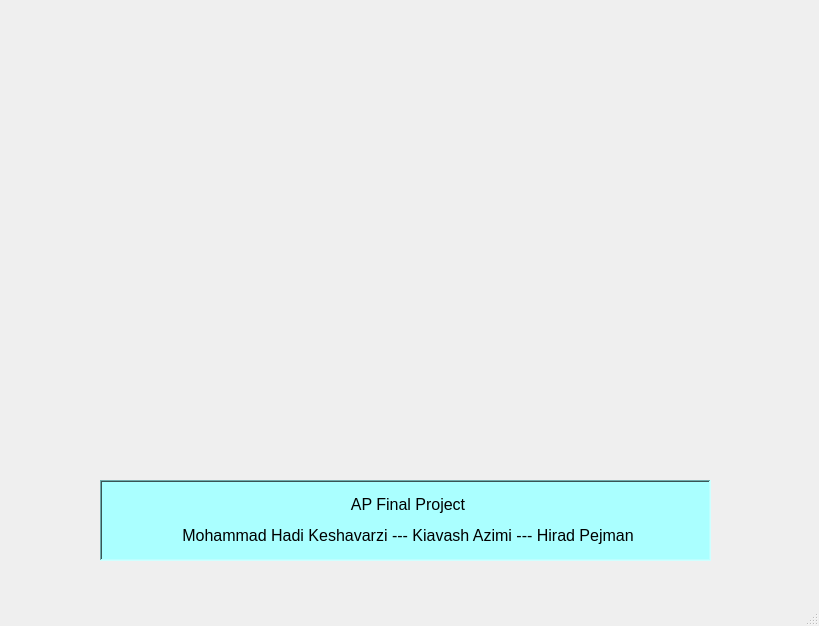
First picture: the form in mainForm.ui, repository mohake-keshavarzi/AP-Final-Project, before the edit.
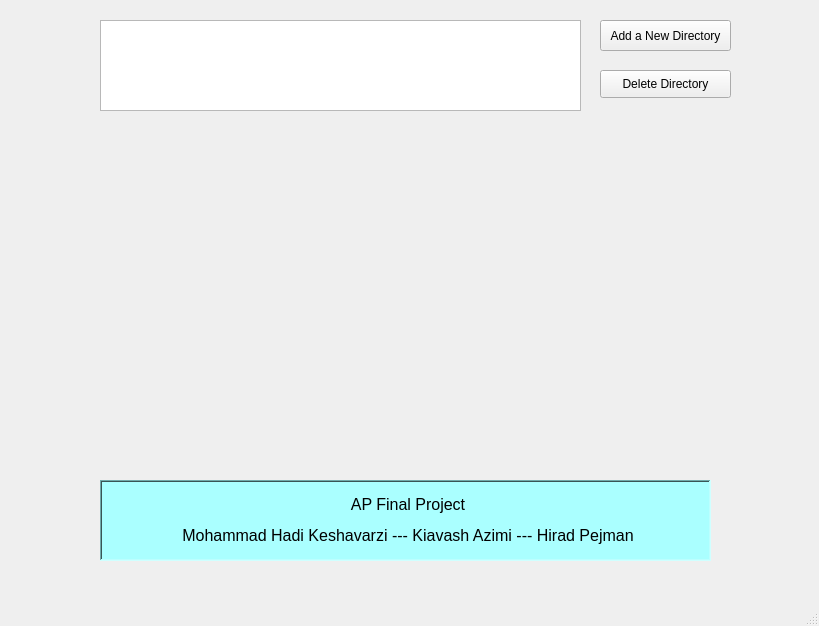
Second picture: the form after the edit.

Commit message: input directory completed

```diff
--- a/mainForm.ui
+++ b/mainForm.ui
@@ -44,6 +44,42 @@
      <enum>Qt::AutoText</enum>
     </property>
    </widget>
+   <widget class="QPushButton" name="addInDir">
+    <property name="geometry">
+     <rect>
+      <x>600</x>
+      <y>20</y>
+      <width>131</width>
+      <height>31</height>
+     </rect>
+    </property>
+    <property name="text">
+     <string>Add a New Directory</string>
+    </property>
+   </widget>
+   <widget class="QListWidget" name="inDirs_lw">
+    <property name="geometry">
+     <rect>
+      <x>100</x>
+      <y>20</y>
+      <width>481</width>
+      <height>91</height>
+     </rect>
+    </property>
+   </widget>
+   <widget class="QPushButton" name="delDir_pb">
+    <property name="geometry">
+     <rect>
+      <x>600</x>
+      <y>70</y>
+      <width>131</width>
+      <height>28</height>
+     </rect>
+    </property>
+    <property name="text">
+     <string>Delete Directory</string>
+    </property>
+   </widget>
   </widget>
   <widget class="QMenuBar" name="menubar">
    <property name="geometry">
```
The commit also changes 1 other file.
